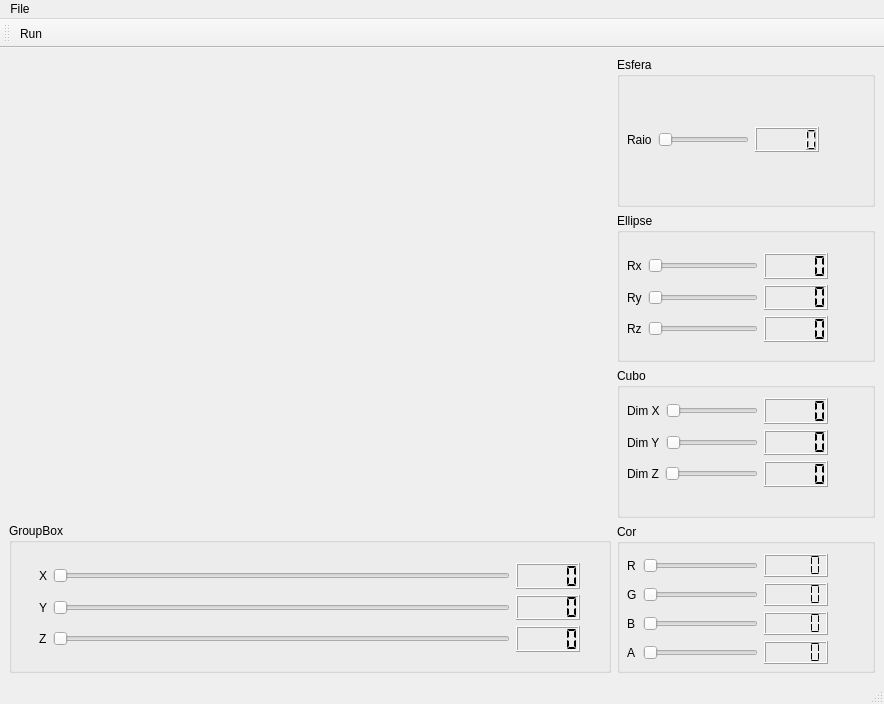
Before: the Qt Designer form mainwindow.ui in jpfcabral/app_off_sculptor, drawn with Qt 5.
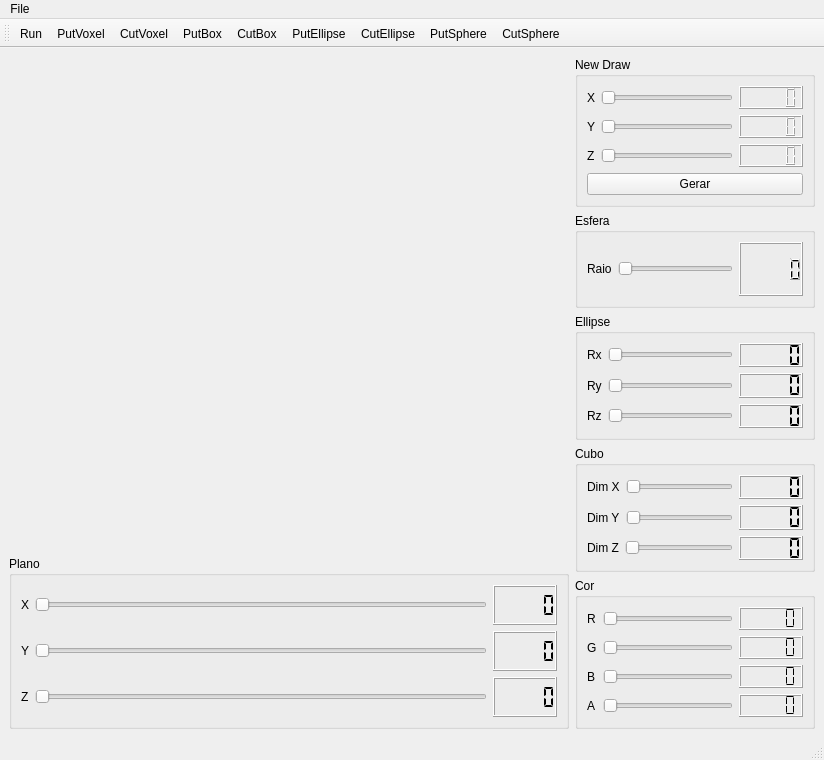
After: the same form once the commit is applied. Custom widgets are drawn as their Qt base class.

```diff
--- a/mainwindow.ui
+++ b/mainwindow.ui
@@ -6,8 +6,8 @@
    <rect>
     <x>0</x>
     <y>0</y>
-    <width>884</width>
-    <height>704</height>
+    <width>824</width>
+    <height>760</height>
    </rect>
   </property>
   <property name="windowTitle">
@@ -16,26 +16,22 @@
   <widget class="QWidget" name="centralwidget">
    <layout class="QGridLayout" name="gridLayout_2">
     <item row="0" column="0">
-     <layout class="QHBoxLayout" name="horizontalLayout_5" stretch="70,30">
+     <layout class="QHBoxLayout" name="horizontalLayout_5"/>
+    </item>
+    <item row="1" column="1">
+     <layout class="QHBoxLayout" name="horizontalLayout_15" stretch="70,30">
       <item>
-       <layout class="QVBoxLayout" name="verticalLayout_5" stretch="77,25">
+       <layout class="QVBoxLayout" name="verticalLayout_5" stretch="77,27">
         <item>
          <widget class="Plotter" name="widget" native="true"/>
         </item>
         <item>
          <widget class="QGroupBox" name="groupBox">
           <property name="title">
-           <string>GroupBox</string>
+           <string>Plano</string>
           </property>
-          <widget class="QWidget" name="layoutWidget_4">
-           <property name="geometry">
-            <rect>
-             <x>30</x>
-             <y>40</y>
-             <width>541</width>
-             <height>89</height>
-            </rect>
-           </property>
+          <layout class="QGridLayout" name="gridLayout_7">
+           <item row="0" column="0">
            <layout class="QVBoxLayout" name="verticalLayout_4">
             <item>
              <layout class="QHBoxLayout" name="horizontalLayout_11">
@@ -113,27 +109,104 @@
              </layout>
             </item>
            </layout>
-          </widget>
-         </widget>
-        </item>
+           </item>
+          </layout>
+         </widget>
+        </item>
+       </layout>
+      </item>
+      <item>
+       <layout class="QVBoxLayout" name="verticalLayout_2" stretch="20,15,20,20,20">
+        <item>
+         <widget class="QGroupBox" name="groupBox_2">
+          <property name="title">
+           <string>New Draw</string>
+          </property>
+          <layout class="QVBoxLayout" name="verticalLayout_7">
+           <item>
+            <layout class="QVBoxLayout" name="verticalLayout_6">
+             <item>
+              <layout class="QHBoxLayout" name="horizontalLayout_6">
+               <item>
+                <widget class="QLabel" name="label_9">
+                 <property name="text">
+                  <string>X</string>
+                 </property>
+                </widget>
+               </item>
+               <item>
+                <widget class="QSlider" name="horizontalSlider_9">
+                 <property name="orientation">
+                  <enum>Qt::Horizontal</enum>
+                 </property>
+                </widget>
+               </item>
+               <item>
+                <widget class="QLCDNumber" name="lcdNumber_9"/>
+               </item>
        </layout>
       </item>
       <item>
-       <layout class="QVBoxLayout" name="verticalLayout_2">
+              <layout class="QHBoxLayout" name="horizontalLayout_7">
+               <item>
+                <widget class="QLabel" name="label_10">
+                 <property name="text">
+                  <string>Y</string>
+                 </property>
+                </widget>
+               </item>
+               <item>
+                <widget class="QSlider" name="horizontalSlider_10">
+                 <property name="orientation">
+                  <enum>Qt::Horizontal</enum>
+                 </property>
+                </widget>
+               </item>
+               <item>
+                <widget class="QLCDNumber" name="lcdNumber_10"/>
+               </item>
+              </layout>
+             </item>
+             <item>
+              <layout class="QHBoxLayout" name="horizontalLayout_14">
+               <item>
+                <widget class="QLabel" name="label_11">
+                 <property name="text">
+                  <string>Z</string>
+                 </property>
+                </widget>
+               </item>
+               <item>
+                <widget class="QSlider" name="horizontalSlider_11">
+                 <property name="orientation">
+                  <enum>Qt::Horizontal</enum>
+                 </property>
+                </widget>
+               </item>
+               <item>
+                <widget class="QLCDNumber" name="lcdNumber_11"/>
+               </item>
+              </layout>
+             </item>
+            </layout>
+           </item>
+           <item>
+            <widget class="QPushButton" name="pushButton">
+             <property name="text">
+              <string>Gerar</string>
+             </property>
+            </widget>
+           </item>
+          </layout>
+         </widget>
+        </item>
         <item>
          <widget class="QGroupBox" name="SphereBox">
           <property name="title">
            <string>Esfera</string>
           </property>
-          <widget class="QWidget" name="layoutWidget">
-           <property name="geometry">
-            <rect>
-             <x>10</x>
-             <y>70</y>
-             <width>192</width>
-             <height>25</height>
-            </rect>
-           </property>
+          <layout class="QGridLayout" name="gridLayout_3">
+           <item row="0" column="0">
            <layout class="QHBoxLayout" name="horizontalLayout">
             <item>
              <widget class="QLabel" name="label_5">
@@ -153,7 +226,8 @@
              <widget class="QLCDNumber" name="lcdNumber_5"/>
             </item>
            </layout>
-          </widget>
+           </item>
+          </layout>
          </widget>
         </item>
         <item>
@@ -161,15 +235,8 @@
           <property name="title">
            <string>Ellipse</string>
           </property>
-          <widget class="QWidget" name="layoutWidget">
-           <property name="geometry">
-            <rect>
-             <x>10</x>
-             <y>40</y>
-             <width>201</width>
-             <height>89</height>
-            </rect>
-           </property>
+          <layout class="QGridLayout" name="gridLayout_4">
+           <item row="0" column="0">
            <layout class="QVBoxLayout" name="verticalLayout">
             <item>
              <layout class="QHBoxLayout" name="horizontalLayout_2">
@@ -247,7 +314,8 @@
              </layout>
             </item>
            </layout>
-          </widget>
+           </item>
+          </layout>
          </widget>
         </item>
         <item>
@@ -255,15 +323,8 @@
           <property name="title">
            <string>Cubo</string>
           </property>
-          <widget class="QWidget" name="layoutWidget_3">
-           <property name="geometry">
-            <rect>
-             <x>10</x>
-             <y>30</y>
-             <width>201</width>
-             <height>89</height>
-            </rect>
-           </property>
+          <layout class="QGridLayout" name="gridLayout_5">
+           <item row="0" column="0">
            <layout class="QVBoxLayout" name="verticalLayout_3">
             <item>
              <layout class="QHBoxLayout" name="horizontalLayout_8">
@@ -341,7 +402,8 @@
              </layout>
             </item>
            </layout>
-          </widget>
+           </item>
+          </layout>
          </widget>
         </item>
         <item>
@@ -349,15 +411,8 @@
           <property name="title">
            <string>Cor</string>
           </property>
-          <widget class="QWidget" name="layoutWidget">
-           <property name="geometry">
-            <rect>
-             <x>10</x>
-             <y>30</y>
-             <width>201</width>
-             <height>112</height>
-            </rect>
-           </property>
+          <layout class="QGridLayout" name="gridLayout_6">
+           <item row="0" column="0">
            <layout class="QGridLayout" name="gridLayout">
             <item row="0" column="0">
              <widget class="QLabel" name="label">
@@ -444,7 +499,8 @@
              </widget>
             </item>
            </layout>
-          </widget>
+           </item>
+          </layout>
          </widget>
         </item>
        </layout>
@@ -458,7 +514,7 @@
     <rect>
      <x>0</x>
      <y>0</y>
-     <width>884</width>
+     <width>824</width>
      <height>22</height>
     </rect>
    </property>
@@ -482,6 +538,14 @@
     <bool>false</bool>
    </attribute>
    <addaction name="actionRun"/>
+   <addaction name="actionPutVoxel"/>
+   <addaction name="actionCutVoxel"/>
+   <addaction name="actionPutBox"/>
+   <addaction name="actionCutBox"/>
+   <addaction name="actionPutEllipse"/>
+   <addaction name="actionCutEllipse"/>
+   <addaction name="actionPutSphere"/>
+   <addaction name="actionCutSphere"/>
   </widget>
   <action name="actionQuit">
    <property name="text">
@@ -493,6 +557,46 @@
     <string>Run</string>
    </property>
   </action>
+  <action name="actionPutBox">
+   <property name="text">
+    <string>PutBox</string>
+   </property>
+  </action>
+  <action name="actionCutBox">
+   <property name="text">
+    <string>CutBox</string>
+   </property>
+  </action>
+  <action name="actionPutVoxel">
+   <property name="text">
+    <string>PutVoxel</string>
+   </property>
+  </action>
+  <action name="actionCutVoxel">
+   <property name="text">
+    <string>CutVoxel</string>
+   </property>
+  </action>
+  <action name="actionPutEllipse">
+   <property name="text">
+    <string>PutEllipse</string>
+   </property>
+  </action>
+  <action name="actionCutEllipse">
+   <property name="text">
+    <string>CutEllipse</string>
+   </property>
+  </action>
+  <action name="actionPutSphere">
+   <property name="text">
+    <string>PutSphere</string>
+   </property>
+  </action>
+  <action name="actionCutSphere">
+   <property name="text">
+    <string>CutSphere</string>
+   </property>
+  </action>
  </widget>
  <customwidgets>
   <customwidget>
```
Left out of the diff: 469 changed lines with no effect on the pictures. Lines whose indentation alone changed are shown as unchanged.
